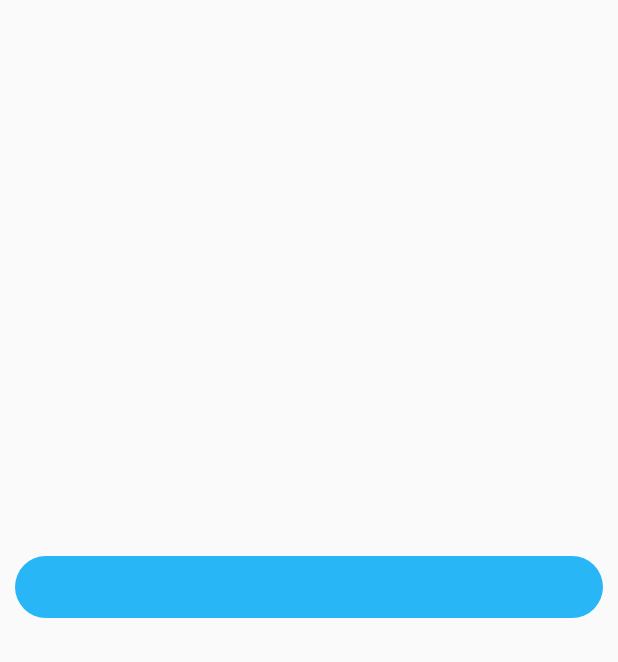
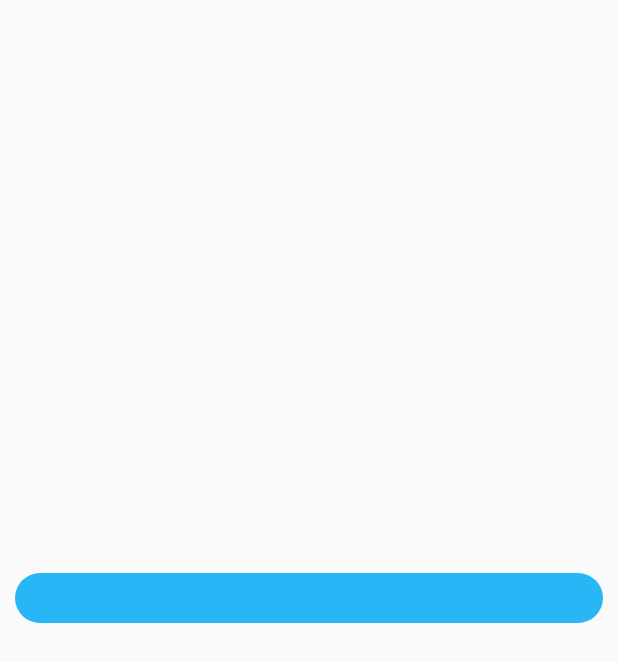
Before and after one commit to MahmoudMabrok/EnglishTime, an Android app: the layout sentence_item.xml on its own in the app's theme, with its tools: preview values and no code run, on a phone screen of 412 x 824 dp. Shown: the top 662 px of the screen. Run offline under Robolectric (Android 15) with nearby library versions, the phone set to English and light mode, and no system bars.

```diff
--- a/app/src/main/java/learning/mahmoudmabrok/englishtime/feature/feature/home/HomeAdapter.java
+++ b/app/src/main/java/learning/mahmoudmabrok/englishtime/feature/feature/home/HomeAdapter.java
@@ -64,7 +64,6 @@ public class HomeAdapter extends RecyclerView.Adapter<HomeAdapter.Holder> {
                     public void onAnimationEnd(Animation animation) {
                         Intent openAcivity = new Intent(holder.itemView.getContext(), Activities.class);
                         openAcivity.putExtra(Constants.UNIT, i);
-                        openAcivity.putExtra(Constants.LESSION, 1);
                         holder.itemView.getContext().startActivity(openAcivity);
                     }
 
--- a/app/src/main/res/drawable/item_bg.xml
+++ b/app/src/main/res/drawable/item_bg.xml
@@ -2,10 +2,10 @@
 <selector xmlns:android="http://schemas.android.com/apk/res/android">
     <item>
         <shape android:shape="rectangle">
-            <corners android:radius="@dimen/_25sdp" />
+            <corners android:radius="@dimen/_15sdp" />
             <solid android:color="@color/bgItem" />
             <stroke android:color="@color/blackSoft" />
-            <padding android:bottom="@dimen/_5sdp" android:left="@dimen/_10sdp" android:right="@dimen/_10sdp" android:top="@dimen/_5sdp" />
+            <padding android:bottom="@dimen/_5sdp" android:left="@dimen/_5sdp" android:right="@dimen/_5sdp" android:top="@dimen/_5sdp" />
         </shape>
     </item>
 </selector>
--- a/app/src/main/res/layout/sentence_item.xml
+++ b/app/src/main/res/layout/sentence_item.xml
@@ -6,7 +6,7 @@
     android:layout_gravity="center"
     android:layout_marginStart="10dp"
     android:layout_marginEnd="10dp"
-    android:layout_marginBottom="@dimen/_16sdp"
+    android:layout_marginBottom="@dimen/_10sdp"
     android:background="@drawable/item_bg"
     android:gravity="center"
-    android:textSize="@dimen/tvSizeWord" />
+    android:textSize="@dimen/_12ssp" />
```
Also changed, not shown: app/src/main/java/learning/mahmoudmabrok/englishtime/feature/feature/activities/Activities.java (+15 -2 lines), app/src/main/java/learning/mahmoudmabrok/englishtime/feature/feature/categorizeWords/CategorizeWords.kt (+4 -4 lines), app/src/main/java/learning/mahmoudmabrok/englishtime/feature/feature/completeWord/CompleteWord.kt (+13 -6 lines).
